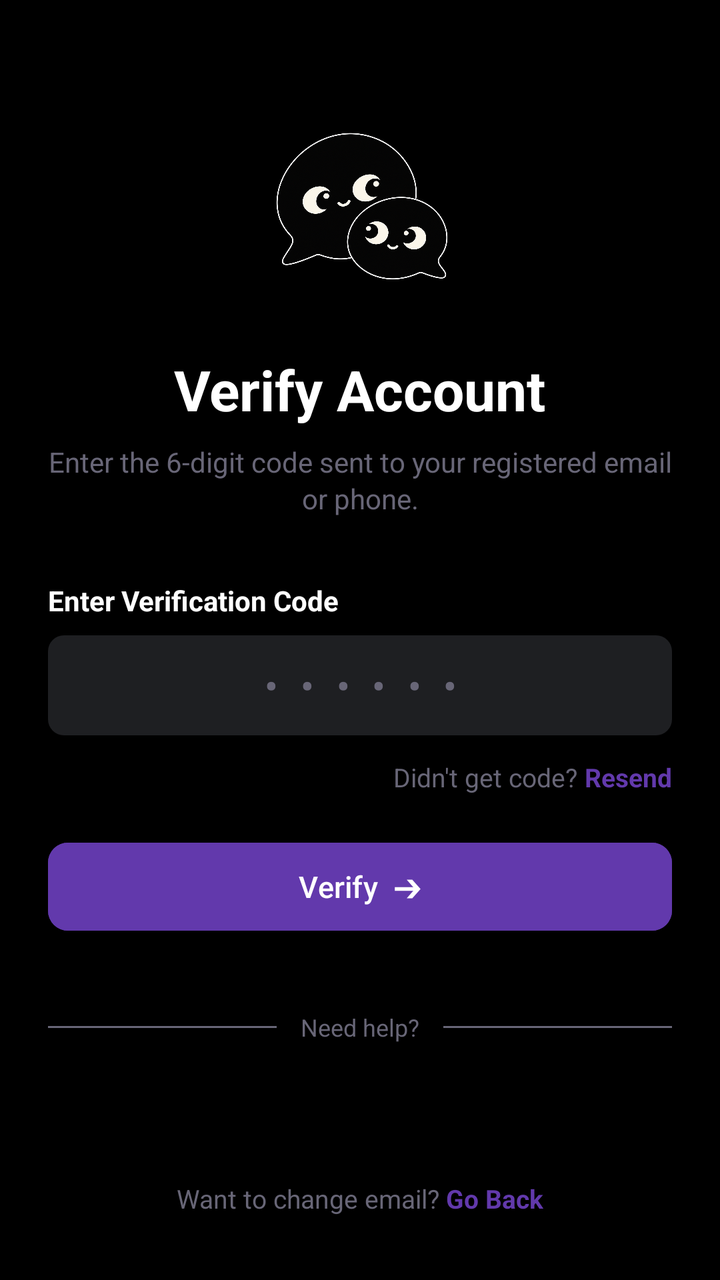
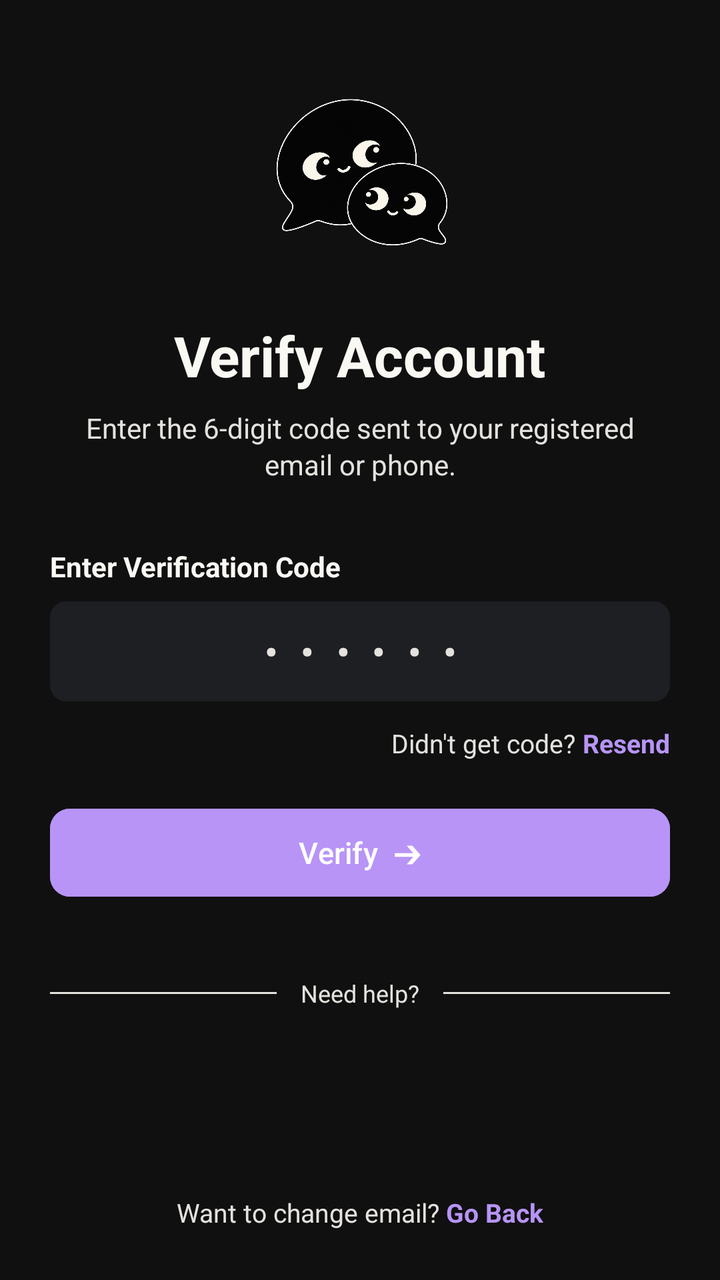

Screens rendered from an Android XML layout before and after an edit, with the pre-edit source and the edit as a unified diff.
<!-- AndroidManifest.xml: application theme Theme.Yappy -->
<!-- res/layout/activity_verify.xml -->
<?xml version="1.0" encoding="utf-8"?>
<androidx.constraintlayout.widget.ConstraintLayout xmlns:android="http://schemas.android.com/apk/res/android"
    xmlns:app="http://schemas.android.com/apk/res-auto"
    xmlns:tools="http://schemas.android.com/tools"
    android:id="@+id/main"
    android:layout_width="match_parent"
    android:layout_height="match_parent"
    android:background="@color/black"
    android:paddingHorizontal="24dp"
    android:paddingVertical="32dp">

    <ImageView
        android:id="@+id/ivLogo"
        android:layout_width="96dp"
        android:layout_height="96dp"
        android:layout_marginTop="24dp"
        android:contentDescription="App Logo"
        android:src="@drawable/logo"
        app:layout_constraintEnd_toEndOf="parent"
        app:layout_constraintStart_toStartOf="parent"
        app:layout_constraintTop_toTopOf="parent" />

    <TextView
        android:id="@+id/tvTitle"
        android:layout_width="wrap_content"
        android:layout_height="wrap_content"
        android:layout_marginTop="24dp"
        android:text="Verify Account"
        android:textColor="@color/white"
        android:textSize="28sp"
        android:textStyle="bold"
        app:layout_constraintEnd_toEndOf="parent"
        app:layout_constraintStart_toStartOf="parent"
        app:layout_constraintTop_toBottomOf="@id/ivLogo" />

    <TextView
        android:id="@+id/tvSubtitle"
        android:layout_width="0dp"
        android:layout_height="wrap_content"
        android:layout_marginTop="8dp"
        android:gravity="center"
        android:lineSpacingExtra="2dp"
        android:text="Enter the 6-digit code sent to your registered email or phone."
        android:textColor="@color/text"
        android:textSize="14sp"
        app:layout_constraintEnd_toEndOf="parent"
        app:layout_constraintStart_toStartOf="parent"
        app:layout_constraintTop_toBottomOf="@id/tvTitle" />

    <TextView
        android:id="@+id/tvOtpLabel"
        android:layout_width="wrap_content"
        android:layout_height="wrap_content"
        android:layout_marginTop="32dp"
        android:text="Enter Verification Code"
        android:textColor="@color/white"
        android:textSize="14sp"
        android:textStyle="bold"
        app:layout_constraintStart_toStartOf="parent"
        app:layout_constraintTop_toBottomOf="@id/tvSubtitle" />

    <EditText
        android:id="@+id/verification"
        android:layout_width="match_parent"
        android:layout_height="50dp"
        android:layout_marginTop="8dp"
        android:background="@drawable/input_box_2"
        android:gravity="center"
        android:hint="• • • • • •"
        android:inputType="number"
        android:letterSpacing="0.2"
        android:maxLength="6"
        android:paddingHorizontal="16dp"
        android:textColor="@color/white"
        android:textColorHint="@color/text"
        android:textSize="18sp"
        android:textStyle="bold"
        app:layout_constraintTop_toBottomOf="@id/tvOtpLabel" />

    <LinearLayout
        android:id="@+id/llResend"
        android:layout_width="wrap_content"
        android:layout_height="wrap_content"
        android:layout_marginTop="12dp"
        android:gravity="center"
        android:orientation="horizontal"
        app:layout_constraintEnd_toEndOf="parent"
        app:layout_constraintTop_toBottomOf="@id/verification">

        <TextView
            android:layout_width="wrap_content"
            android:layout_height="wrap_content"
            android:text="Didn't get code? "
            android:textColor="@color/text"
            android:textSize="13sp" />

        <TextView
            android:id="@+id/tvResendCode"
            android:layout_width="wrap_content"
            android:layout_height="wrap_content"
            android:text="Resend"
            android:textColor="@color/purple"
            android:textSize="13sp"
            android:textStyle="bold" />
    </LinearLayout>

    <com.google.android.material.button.MaterialButton
        android:id="@+id/verifyBtn"
        android:layout_width="match_parent"
        android:layout_height="52dp"
        android:layout_marginTop="20dp"
        android:backgroundTint="@color/purple"
        android:text="Verify  ➔"
        android:textAllCaps="false"
        android:textColor="@color/white"
        android:textSize="15sp"
        app:cornerRadius="10dp"
        app:layout_constraintTop_toBottomOf="@id/llResend" />

    <View
        android:id="@+id/dividerLeft"
        android:layout_width="0dp"
        android:layout_height="1dp"
        android:layout_marginEnd="12dp"
        android:background="@color/text"
        app:layout_constraintBottom_toBottomOf="@id/tvOrContinue"
        app:layout_constraintEnd_toStartOf="@id/tvOrContinue"
        app:layout_constraintStart_toStartOf="parent"
        app:layout_constraintTop_toTopOf="@id/tvOrContinue" />

    <TextView
        android:id="@+id/tvOrContinue"
        android:layout_width="wrap_content"
        android:layout_height="wrap_content"
        android:layout_marginTop="36dp"
        android:text="Need help?"
        android:textColor="@color/text"
        android:textSize="12sp"
        app:layout_constraintEnd_toEndOf="parent"
        app:layout_constraintStart_toStartOf="parent"
        app:layout_constraintTop_toBottomOf="@id/verifyBtn" />

    <View
        android:id="@+id/dividerRight"
        android:layout_width="0dp"
        android:layout_height="1dp"
        android:layout_marginStart="12dp"
        android:background="@color/text"
        app:layout_constraintBottom_toBottomOf="@id/tvOrContinue"
        app:layout_constraintEnd_toEndOf="parent"
        app:layout_constraintStart_toEndOf="@id/tvOrContinue"
        app:layout_constraintTop_toTopOf="@id/tvOrContinue" />

    <LinearLayout
        android:layout_width="wrap_content"
        android:layout_height="wrap_content"
        android:gravity="center"
        android:orientation="horizontal"
        app:layout_constraintBottom_toBottomOf="parent"
        app:layout_constraintEnd_toEndOf="parent"
        app:layout_constraintStart_toStartOf="parent">

        <TextView
            android:layout_width="wrap_content"
            android:layout_height="wrap_content"
            android:text="Want to change email? "
            android:textColor="@color/text"
            android:textSize="13sp" />

        <TextView
            android:id="@+id/tvBackToLogin"
            android:layout_width="wrap_content"
            android:layout_height="wrap_content"
            android:text="Go Back"
            android:textColor="@color/purple"
            android:textSize="13sp"
            android:textStyle="bold" />
    </LinearLayout>

</androidx.constraintlayout.widget.ConstraintLayout>
<!-- resources referenced by this layout -->
<resources>
  <color name="black">#FF000000</color>
  <color name="purple">#6239AC</color>
  <color name="text">#686677</color>
  <color name="white">#FFFFFFFF</color>
  <!-- drawable input_box_2 (drawable) -->
  <?xml version="1.0" encoding="utf-8"?>
  <shape xmlns:android="http://schemas.android.com/apk/res/android"
      android:shape="rectangle">
      <solid android:color="#1E1F22" />
      <corners android:radius="8dp" />
  </shape>
  <!-- drawable logo: png bitmap (drawable, 888355 bytes) -->
  <style name="Theme.Yappy" parent="Base.Theme.Yappy" />
  <style name="Base.Theme.Yappy" parent="Theme.Material3.DayNight.NoActionBar">
          
          
      </style>
</resources>

<!-- the commit's change to res/layout/activity_verify.xml (unified diff, before → after) -->
@@ -6,8 +6,9 @@
     android:layout_width="match_parent"
     android:layout_height="match_parent"
     android:background="@color/black"
-    android:paddingHorizontal="24dp"
-    android:paddingVertical="32dp">
+    android:paddingHorizontal="25dp"
+    android:paddingTop="15dp"
+    android:paddingBottom="25dp">
 
     <ImageView
         android:id="@+id/ivLogo"
@@ -26,7 +27,7 @@
         android:layout_height="wrap_content"
         android:layout_marginTop="24dp"
         android:text="Verify Account"
-        android:textColor="@color/white"
+        android:textColor="@color/warm_white"
         android:textSize="28sp"
         android:textStyle="bold"
         app:layout_constraintEnd_toEndOf="parent"
@@ -41,7 +42,7 @@
         android:gravity="center"
         android:lineSpacingExtra="2dp"
         android:text="Enter the 6-digit code sent to your registered email or phone."
-        android:textColor="@color/text"
+        android:textColor="@color/soft_border"
         android:textSize="14sp"
         app:layout_constraintEnd_toEndOf="parent"
         app:layout_constraintStart_toStartOf="parent"
@@ -53,7 +54,7 @@
         android:layout_height="wrap_content"
         android:layout_marginTop="32dp"
         android:text="Enter Verification Code"
-        android:textColor="@color/white"
+        android:textColor="@color/warm_white"
         android:textSize="14sp"
         android:textStyle="bold"
         app:layout_constraintStart_toStartOf="parent"
@@ -71,8 +72,8 @@
         android:letterSpacing="0.2"
         android:maxLength="6"
         android:paddingHorizontal="16dp"
-        android:textColor="@color/white"
-        android:textColorHint="@color/text"
+        android:textColor="@color/warm_white"
+        android:textColorHint="@color/soft_border"
         android:textSize="18sp"
         android:textStyle="bold"
         app:layout_constraintTop_toBottomOf="@id/tvOtpLabel" />
@@ -91,7 +92,7 @@
             android:layout_width="wrap_content"
             android:layout_height="wrap_content"
             android:text="Didn't get code? "
-            android:textColor="@color/text"
+            android:textColor="@color/soft_border"
             android:textSize="13sp" />
 
         <TextView
@@ -122,7 +123,7 @@
         android:layout_width="0dp"
         android:layout_height="1dp"
         android:layout_marginEnd="12dp"
-        android:background="@color/text"
+        android:background="@color/soft_border"
         app:layout_constraintBottom_toBottomOf="@id/tvOrContinue"
         app:layout_constraintEnd_toStartOf="@id/tvOrContinue"
         app:layout_constraintStart_toStartOf="parent"
@@ -134,7 +135,7 @@
         android:layout_height="wrap_content"
         android:layout_marginTop="36dp"
         android:text="Need help?"
-        android:textColor="@color/text"
+        android:textColor="@color/soft_border"
         android:textSize="12sp"
         app:layout_constraintEnd_toEndOf="parent"
         app:layout_constraintStart_toStartOf="parent"
@@ -145,7 +146,7 @@
         android:layout_width="0dp"
         android:layout_height="1dp"
         android:layout_marginStart="12dp"
-        android:background="@color/text"
+        android:background="@color/soft_border"
         app:layout_constraintBottom_toBottomOf="@id/tvOrContinue"
         app:layout_constraintEnd_toEndOf="parent"
         app:layout_constraintStart_toEndOf="@id/tvOrContinue"
@@ -164,7 +165,7 @@
             android:layout_width="wrap_content"
             android:layout_height="wrap_content"
             android:text="Want to change email? "
-            android:textColor="@color/text"
+            android:textColor="@color/soft_border"
             android:textSize="13sp" />
 
         <TextView
<!-- resource entries referenced after the edit -->
@@ -1,8 +1,9 @@
 <!-- resources referenced by this layout -->
 <resources>
-  <color name="black">#FF000000</color>
-  <color name="purple">#6239AC</color>
-  <color name="text">#686677</color>
+  <color name="black">#101010</color>
+  <color name="purple">#B794F6</color>
+  <color name="soft_border">#E4E2DE</color>
+  <color name="warm_white">#FAF8F3</color>
   <color name="white">#FFFFFFFF</color>
   <!-- drawable input_box_2 (drawable) -->
   <?xml version="1.0" encoding="utf-8"?>
@@ -14,8 +15,6 @@
   <!-- drawable logo: png bitmap (drawable, 888355 bytes) -->
   <style name="Theme.Yappy" parent="Base.Theme.Yappy" />
   <style name="Base.Theme.Yappy" parent="Theme.Material3.DayNight.NoActionBar">
-          
-          
       </style>
 </resources>
 
